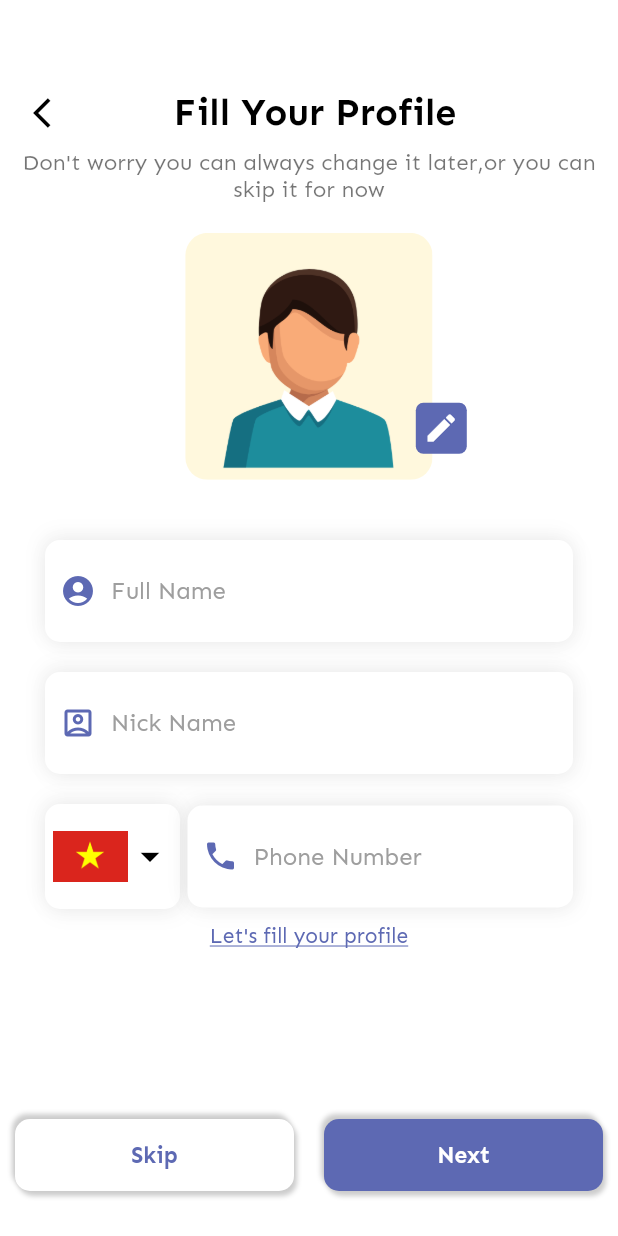
After one commit to nguyenminhhung2011/GHealth, a Flutter app: the FillProfileScreen screen opened by its route, on a phone screen of 412 x 824 dp. The commit adds this screen. Run offline on Flutter 3.47's test engine with Material 2 defaults, Android fonts, the phone set to English and light mode, and no system bars; our stand-ins replace cloud_firestore, firebase_auth, firebase_core, firebase_storage, get, scroll_snap_list; accounts and stored records are empty.

Commit message:
make Fill Profile screen

```diff
--- /dev/null
+++ b/lib/apps/binding/fillProfileBinding.dart
@@ -0,0 +1,10 @@
+import 'package:get/get.dart';
+
+import '../controls/fillProfilControls.dart';
+
+class FillProfileB implements Bindings {
+  @override
+  void dependencies() {
+    Get.lazyPut<FillProfileC>(() => FillProfileC());
+  }
+}
--- /dev/null
+++ b/lib/apps/controls/fillProfilControls.dart
@@ -0,0 +1,24 @@
+import 'package:flutter/material.dart';
+import 'package:get/get.dart';
+
+class FillProfileC extends GetxController {
+  late TextEditingController fullName;
+  late TextEditingController nickName;
+  late TextEditingController phoneNo;
+
+  @override
+  void onInit() {
+    super.onInit();
+    fullName = TextEditingController();
+    nickName = TextEditingController();
+    phoneNo = TextEditingController();
+  }
+
+  @override
+  void onClose() {
+    fullName.dispose();
+    nickName.dispose();
+    phoneNo.dispose();
+    super.onClose();
+  }
+}
--- a/lib/apps/global_widgets/buttonMain.dart
+++ b/lib/apps/global_widgets/buttonMain.dart
@@ -34,8 +34,8 @@ class ButtonDesign extends StatelessWidget {
             )
           ],
         ),
-        child: const Text(
-          'Next',
+        child: Text(
+          title,
           style: TextStyle(
             color: Colors.white,
             fontWeight: FontWeight.bold,
@@ -46,3 +46,48 @@ class ButtonDesign extends StatelessWidget {
     );
   }
 }
+
+class ButtonDesign1 extends StatelessWidget {
+  final String title;
+  final Function() press;
+  const ButtonDesign1({
+    Key? key,
+    required this.title,
+    required this.press,
+  }) : super(key: key);
+
+  @override
+  Widget build(BuildContext context) {
+    return InkWell(
+      onTap: press,
+      child: Container(
+        alignment: Alignment.center,
+        padding: const EdgeInsets.symmetric(vertical: 15),
+        decoration: BoxDecoration(
+          borderRadius: BorderRadius.circular(10),
+          color: AppColors.mainColor,
+          boxShadow: [
+            BoxShadow(
+              color: Colors.black.withOpacity(0.2),
+              offset: const Offset(2, 3),
+              blurRadius: 2,
+            ),
+            BoxShadow(
+              color: Colors.black.withOpacity(0.2),
+              offset: Offset(-2, -3),
+              blurRadius: 2,
+            )
+          ],
+        ),
+        child: Text(
+          title,
+          style: TextStyle(
+            color: AppColors.primaryColor,
+            fontWeight: FontWeight.bold,
+            fontSize: 15,
+          ),
+        ),
+      ),
+    );
+  }
+}
--- /dev/null
+++ b/lib/apps/global_widgets/textFieldWithIcon.dart
@@ -0,0 +1,63 @@
+import 'package:flutter/material.dart';
+
+import '../template/misc/colors.dart';
+
+class TextFieldWithIcon extends StatelessWidget {
+  final IconData icon;
+  final String hintText;
+  final TextEditingController controller;
+  const TextFieldWithIcon({
+    Key? key,
+    required this.icon,
+    required this.hintText,
+    required this.controller,
+  }) : super(key: key);
+
+  @override
+  Widget build(BuildContext context) {
+    return Container(
+      width: double.infinity,
+      padding: const EdgeInsets.symmetric(
+        vertical: 10,
+        horizontal: 10,
+      ),
+      decoration: BoxDecoration(
+        color: AppColors.mainColor,
+        borderRadius: BorderRadius.circular(10),
+        boxShadow: [
+          BoxShadow(
+            color: Colors.black.withOpacity(0.05),
+            offset: const Offset(2, 3),
+            blurRadius: 10,
+          ),
+          BoxShadow(
+            color: Colors.black.withOpacity(0.05),
+            offset: Offset(-2, -3),
+            blurRadius: 10,
+          )
+        ],
+      ),
+      child: Row(
+        children: [
+          Icon(
+            icon,
+            color: AppColors.primaryColor,
+          ),
+          const SizedBox(width: 10),
+          Expanded(
+            child: TextFormField(
+              controller: controller,
+              style: TextStyle(fontWeight: FontWeight.bold),
+              decoration: InputDecoration(
+                hintText: hintText,
+                hintStyle:
+                    TextStyle(color: Colors.grey, fontWeight: FontWeight.w400),
+                border: InputBorder.none,
+              ),
+            ),
+          ),
+        ],
+      ),
+    );
+  }
+}
--- /dev/null
+++ b/lib/apps/global_widgets/textPhoneField.dart
@@ -0,0 +1,62 @@
+import 'package:flutter/material.dart';
+
+import '../template/misc/colors.dart';
+
+class TextPhoneField extends StatelessWidget {
+  final String hintText;
+  final TextEditingController controller;
+  const TextPhoneField({
+    Key? key,
+    required this.hintText,
+    required this.controller,
+  }) : super(key: key);
+
+  @override
+  Widget build(BuildContext context) {
+    return Container(
+      width: double.infinity,
+      padding: const EdgeInsets.symmetric(
+        vertical: 10,
+        horizontal: 10,
+      ),
+      decoration: BoxDecoration(
+        color: AppColors.mainColor,
+        borderRadius: BorderRadius.circular(10),
+        boxShadow: [
+          BoxShadow(
+            color: Colors.black.withOpacity(0.05),
+            offset: const Offset(2, 3),
+            blurRadius: 10,
+          ),
+          BoxShadow(
+            color: Colors.black.withOpacity(0.05),
+            offset: Offset(-2, -3),
+            blurRadius: 10,
+          )
+        ],
+      ),
+      child: Row(
+        children: [
+          Icon(
+            Icons.phone,
+            color: AppColors.primaryColor,
+          ),
+          const SizedBox(width: 10),
+          Expanded(
+            child: TextFormField(
+              keyboardType: TextInputType.phone,
+              controller: controller,
+              style: TextStyle(fontWeight: FontWeight.bold),
+              decoration: InputDecoration(
+                hintText: hintText,
+                hintStyle:
+                    TextStyle(color: Colors.grey, fontWeight: FontWeight.w400),
+                border: InputBorder.none,
+              ),
+            ),
+          ),
+        ],
+      ),
+    );
+  }
+}
--- /dev/null
+++ b/lib/apps/pages/basic_info_screen/fillProfile.dart
@@ -0,0 +1,211 @@
+import 'package:flutter/cupertino.dart';
+import 'package:flutter/material.dart';
+import 'package:flutter/src/foundation/key.dart';
+import 'package:flutter/src/widgets/framework.dart';
+import 'package:get/get.dart';
+import 'package:gold_health/apps/controls/fillProfilControls.dart';
+
+import '../../global_widgets/boxData.dart';
+import '../../global_widgets/buttonMain.dart';
+import '../../global_widgets/textFieldWithIcon.dart';
+import '../../global_widgets/textPhoneField.dart';
+import '../../template/misc/colors.dart';
+
+class FillProfileScreen extends StatefulWidget {
+  const FillProfileScreen({Key? key}) : super(key: key);
+
+  @override
+  State<FillProfileScreen> createState() => _FillProfileScreenState();
+}
+
+class _FillProfileScreenState extends State<FillProfileScreen> {
+  final fillProC = Get.find<FillProfileC>();
+  var list = [for (var i = 100; i <= 300; i++) i];
+  final TextEditingController c = TextEditingController();
+  int height_cm = 100;
+  @override
+  Widget build(BuildContext context) {
+    var heightDevice = MediaQuery.of(context).size.height;
+    var widthDevice = MediaQuery.of(context).size.width;
+
+    return Scaffold(
+      backgroundColor: AppColors.mailColor,
+      body: Container(
+        padding:
+            const EdgeInsets.only(top: 10, left: 10, right: 10, bottom: 30),
+        decoration: const BoxDecoration(
+          color: Colors.white,
+        ),
+        height: heightDevice,
+        width: widthDevice,
+        child: Column(
+          crossAxisAlignment: CrossAxisAlignment.center,
+          children: [
+            SizedBox(height: heightDevice / 20),
+            Row(
+              children: [
+                IconButton(
+                  color: Colors.black,
+                  icon: const Icon(Icons.arrow_back_ios),
+                  onPressed: () => Navigator.of(context).pop(),
+                ),
+                Flexible(
+                  child: Container(
+                    padding: const EdgeInsets.only(right: 40),
+                    alignment: Alignment.center,
+                    child: Text(
+                      'Fill Your Profile',
+                      style: Theme.of(context)
+                          .textTheme
+                          .headline4!
+                          .copyWith(fontSize: 25),
+                      textAlign: TextAlign.center,
+                    ),
+                  ),
+                ),
+              ],
+            ),
+            Text(
+              'Don\'t worry you can always change it later,or you can skip it for now',
+              style: Theme.of(context).textTheme.headline5,
+              textAlign: TextAlign.center,
+            ),
+            Expanded(
+              child: SingleChildScrollView(
+                scrollDirection: Axis.vertical,
+                child: Padding(
+                  padding: const EdgeInsets.symmetric(horizontal: 20),
+                  child: Column(
+                    crossAxisAlignment: CrossAxisAlignment.center,
+                    children: [
+                      const SizedBox(height: 20),
+                      Stack(
+                        children: [
+                          Row(
+                            mainAxisAlignment: MainAxisAlignment.center,
+                            children: [
+                              Container(
+                                width: widthDevice / 2.5,
+                                height: widthDevice / 2.5,
+                                decoration: BoxDecoration(
+                                  borderRadius: BorderRadius.circular(15),
+                                  image: DecorationImage(
+                                    fit: BoxFit.cover,
+                                    image:
+                                        AssetImage('assets/images/avatar.png'),
+                                  ),
+                                ),
+                              ),
+                            ],
+                          ),
+                          Positioned(
+                            left: widthDevice / 2 + widthDevice / 10,
+                            top: widthDevice / 2.5 - widthDevice / 8,
+                            child: InkWell(
+                              onTap: () {
+                                print('Click');
+                              },
+                              child: Container(
+                                padding: const EdgeInsets.all(5),
+                                decoration: BoxDecoration(
+                                  color: AppColors.primaryColor,
+                                  borderRadius: BorderRadius.circular(5),
+                                ),
+                                child: Icon(Icons.edit, color: Colors.white),
+                              ),
+                            ),
+                          )
+                        ],
+                      ),
+                      const SizedBox(height: 40),
+                      TextFieldWithIcon(
+                        hintText: 'Full Name',
+                        controller: fillProC.fullName,
+                        icon: Icons.account_circle_rounded,
+                      ),
+                      const SizedBox(height: 20),
+                      TextFieldWithIcon(
+                        hintText: 'Nick Name',
+                        controller: fillProC.nickName,
+                        icon: Icons.account_box_outlined,
+                      ),
+                      const SizedBox(height: 20),
+                      Row(
+                        children: [
+                          InkWell(
+                            onTap: () {
+                              print('Click');
+                            },
+                            child: Container(
+                              padding: const EdgeInsets.symmetric(
+                                  horizontal: 5, vertical: 10),
+                              decoration: BoxDecoration(
+                                color: AppColors.mainColor,
+                                borderRadius: BorderRadius.circular(10),
+                                boxShadow: [
+                                  BoxShadow(
+                                    color: Colors.black.withOpacity(0.05),
+                                    offset: const Offset(2, 3),
+                                    blurRadius: 10,
+                                  ),
+                                  BoxShadow(
+                                    color: Colors.black.withOpacity(0.05),
+                                    offset: Offset(-2, -3),
+                                    blurRadius: 10,
+                                  )
+                                ],
+                              ),
+                              child: Row(
+                                children: [
+                                  Image.asset(
+                                    'assets/images/vietnam.png',
+                                    height: 50,
+                                    width: 50,
+                                  ),
+                                  Icon(
+                                    Icons.arrow_drop_down,
+                                    color: Colors.black,
+                                    size: 30,
+                                  )
+                                ],
+                              ),
+                            ),
+                          ),
+                          const SizedBox(width: 5),
+                          Expanded(
+                            child: TextPhoneField(
+                              hintText: 'Phone Number',
+                              controller: fillProC.phoneNo,
+                            ),
+                          ),
+                        ],
+                      ),
+                      const SizedBox(height: 10),
+                      Text(
+                        'Let\'s fill your profile',
+                        style: TextStyle(
+                          color: AppColors.primaryColor,
+                          decoration: TextDecoration.underline,
+                        ),
+                      )
+                    ],
+                  ),
+                ),
+              ),
+            ),
+            Align(
+              alignment: Alignment.bottomCenter,
+              child: Row(
+                children: [
+                  Expanded(child: ButtonDesign1(title: 'Skip', press: () {})),
+                  const SizedBox(width: 20),
+                  Expanded(child: ButtonDesign(title: 'Next', press: () {})),
+                ],
+              ),
+            ),
+          ],
+        ),
+      ),
+    );
+  }
+}
--- a/lib/apps/pages/basic_info_screen/get_height_screen.dart
+++ b/lib/apps/pages/basic_info_screen/get_height_screen.dart
@@ -2,9 +2,11 @@ import 'package:flutter/cupertino.dart';
 import 'package:flutter/material.dart';
 import 'package:flutter/src/foundation/key.dart';
 import 'package:flutter/src/widgets/framework.dart';
+import 'package:get/get.dart';
 
 import '../../global_widgets/boxData.dart';
 import '../../global_widgets/buttonMain.dart';
+import '../../routes/routeName.dart';
 import '../../template/misc/colors.dart';
 
 class GetHeightScreen extends StatefulWidget {
@@ -134,7 +136,12 @@ class _GetHeightScreenState extends State<GetHeightScreen> {
             ),
             Align(
               alignment: Alignment.bottomCenter,
-              child: ButtonDesign(title: 'Next', press: () {}),
+              child: ButtonDesign(
+                title: 'Next',
+                press: () {
+                  Get.toNamed(RouteName.fillProfile);
+                },
+              ),
             ),
           ],
         ),
--- a/lib/apps/routes/appPages.dart
+++ b/lib/apps/routes/appPages.dart
@@ -1,4 +1,5 @@
 import 'package:get/get_navigation/get_navigation.dart';
+import 'package:gold_health/apps/binding/fillProfileBinding.dart';
 import 'package:gold_health/apps/binding/loginBinding.dart';
 import 'package:gold_health/apps/binding/select_durationBinding.dart';
 import 'package:gold_health/apps/binding/select_genderBinding.dart';
@@ -12,6 +13,7 @@ import 'package:gold_health/apps/pages/basic_info_screen/select_duration_screen.
 import 'package:gold_health/apps/routes/routeName.dart';
 
 import '../binding/signUpBinding.dart';
+import '../pages/basic_info_screen/fillProfile.dart';
 import '../pages/basic_info_screen/get_height_screen.dart';
 import '../pages/basic_info_screen/get_old_screen.dart';
 import '../pages/basic_info_screen/select_gender_screen.dart';
@@ -58,6 +60,11 @@ class AppPages {
     GetPage(
       name: RouteName.getHeight,
       page: () => GetHeightScreen(),
+    ),
+    GetPage(
+      name: RouteName.fillProfile,
+      page: () => FillProfileScreen(),
+      binding: FillProfileB(),
     )
   ];
 }
--- a/lib/apps/routes/routeName.dart
+++ b/lib/apps/routes/routeName.dart
@@ -8,4 +8,5 @@ abstract class RouteName {
   static const getOld = "/getold";
   static const getWeight = "/getweight";
   static const getHeight = "/getheight";
+  static const fillProfile = "/fillprofile";
 }
```
Also changed, not shown: assets/images/vietnam.png (added).
